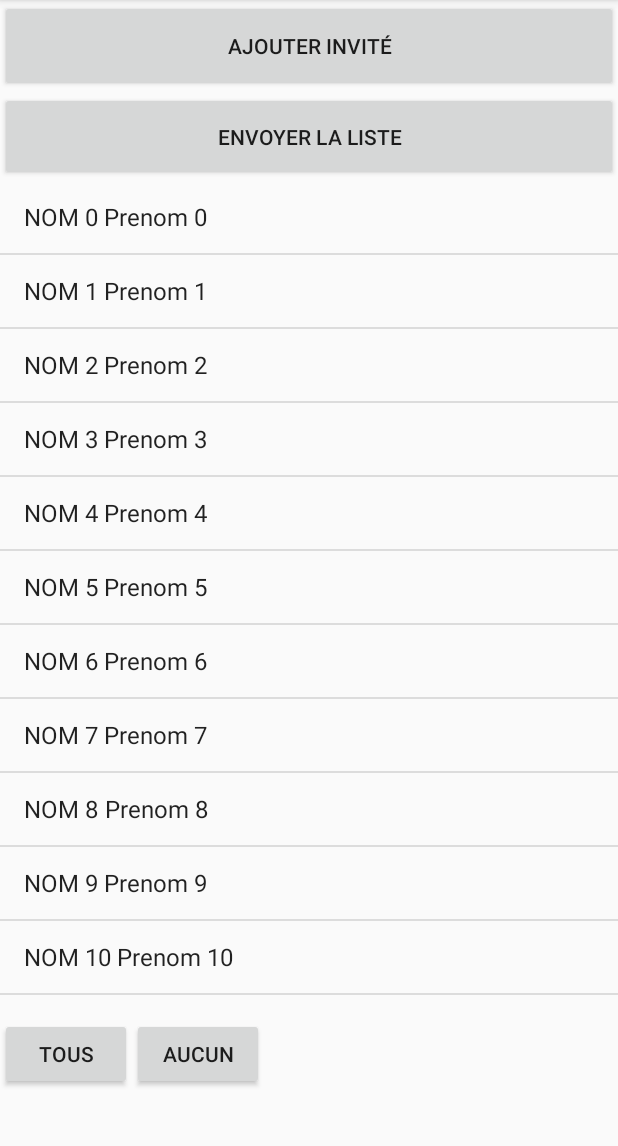
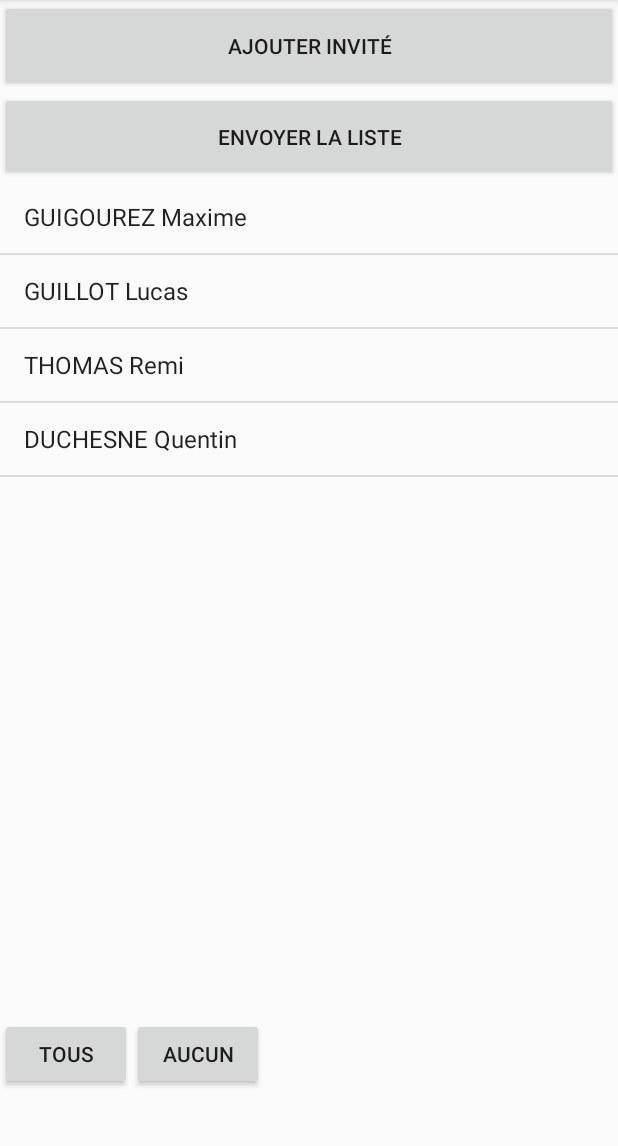
Before and after one commit to Rezoo7/Tutoriel_LP_Mobile, an Android app: the Tuto2Activity screen opened directly, with no data from a screen before it, on a phone screen of 412 x 824 dp, the part 84-1230 px from its top. Run offline under Robolectric (Android 15) with nearby library versions, the phone set to English and light mode, and no system bars.

Commit message:
invit + petite

```diff
--- a/app/src/main/java/com/example/tutoriel_lp/Tuto2Activity.java
+++ b/app/src/main/java/com/example/tutoriel_lp/Tuto2Activity.java
@@ -29,10 +29,15 @@ public class Tuto2Activity extends AppCompatActivity {
         Button sendList = (Button) findViewById(R.id.sendList);
         ListView list = (ListView) findViewById(R.id.list);
 
-        for (int i = 0; i <= 10; i++) {
-            Invitation invit = new Invitation("nom " + i, "prenom " + i);
-            this.listItems.add(invit.toString());
-        }
+        Invitation inv1 = new Invitation("Guigourez","Maxime");
+        Invitation inv2 = new Invitation("Guillot","Lucas");
+        Invitation inv3 = new Invitation("Thomas","Remi");
+        Invitation inv4 = new Invitation("Duchesne","Quentin");
+
+        this.listItems.add(inv1.toString());
+        this.listItems.add(inv2.toString());
+        this.listItems.add(inv3.toString());
+        this.listItems.add(inv4.toString());
 
         this.adapter = new ArrayAdapter<String>(this, android.R.layout.simple_list_item_1, listItems);
         list.setAdapter(adapter);
--- a/build.gradle
+++ b/build.gradle
@@ -7,7 +7,7 @@ buildscript {
 
     }
     dependencies {
-        classpath 'com.android.tools.build:gradle:3.4.1'
+        classpath 'com.android.tools.build:gradle:3.5.2'
 
         // NOTE: Do not place your application dependencies here; they belong
         // in the individual module build.gradle files
```
Also changed, not shown: gradle/wrapper/gradle-wrapper.properties.
